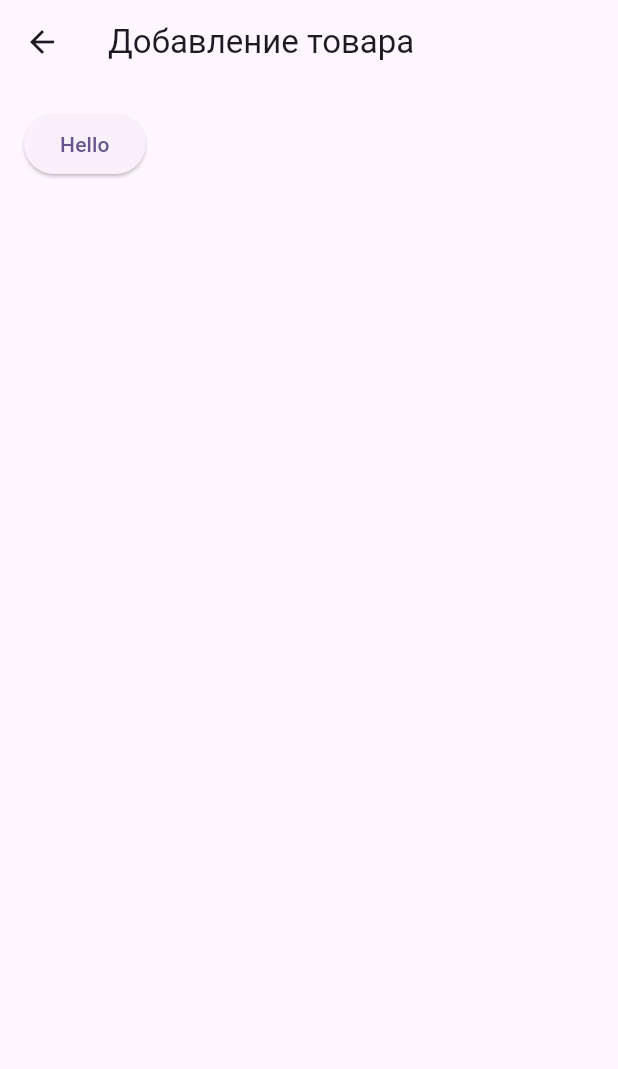
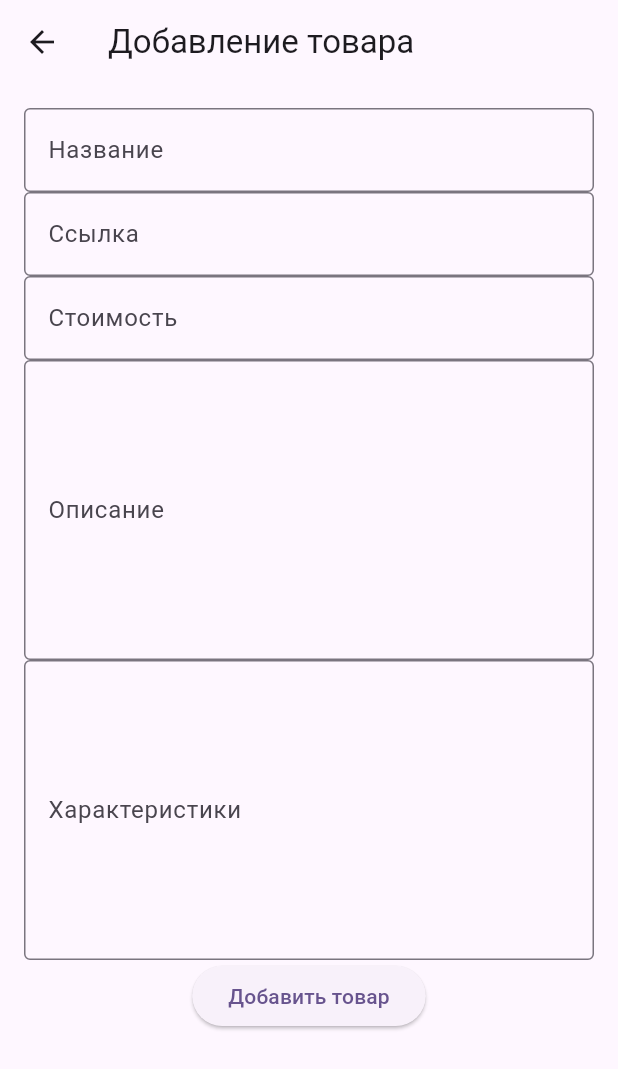
Before and after one commit to ikenchik/pr_pks_4, a Flutter app: the screen it shows after launch, after a tap on the "add box" icon, on a phone screen of 412 x 824 dp. Shown: the top 1069 px of the screen. Run offline on Flutter 3.47's test engine with Material 3 defaults, Android fonts, the phone set to English and light mode, and no system bars; network calls fail.

Commit message:
The basic skeleton of the application and the basic functionality have been developed

```diff
--- a/lib/main.dart
+++ b/lib/main.dart
@@ -17,7 +17,7 @@ class MyApp extends StatelessWidget {
         colorScheme: ColorScheme.fromSeed(seedColor: Colors.deepPurple),
         useMaterial3: true,
       ),
-      home: ProductListScreen(),
+      home: const ProductListScreen(),
     );
   }
 }
--- a/lib/models/product.dart
+++ b/lib/models/product.dart
@@ -1,13 +1,12 @@
 class Product {
-  final int productId;
   final String productTitle;
   final String productImage;
   final int productPrice;
   final String productAbout;
-  final String ?productSpecifications;
+  final String productSpecifications;
 
-  Product({required this.productId, required this.productTitle,
+  Product({required this.productTitle,
     required this.productImage, required this.productAbout,
-    required this.productPrice, this.productSpecifications
+    required this.productPrice, required this.productSpecifications
   });
 }
--- a/lib/pages/add_product_page.dart
+++ b/lib/pages/add_product_page.dart
@@ -1,4 +1,5 @@
 import 'package:flutter/material.dart';
+import 'package:pr_pks_4/models/product.dart';
 
 class addProductPage extends StatefulWidget {
   const addProductPage({super.key});
@@ -8,6 +9,38 @@ class addProductPage extends StatefulWidget {
 }
 
 class _addProductPageState extends State<addProductPage> {
+  final TextEditingController productTitleController = TextEditingController();
+  final TextEditingController productImageController = TextEditingController();
+  final TextEditingController productPriceController = TextEditingController();
+  final TextEditingController productAboutController = TextEditingController();
+  final TextEditingController productSpecificationController = TextEditingController();
+
+  void createProduct() {
+    String productTitle = productTitleController.text;
+    String productImage = productImageController.text;
+    int productPrice = int.tryParse(productPriceController.text) ?? 0;
+    String productAbout = productAboutController.text;
+    String productSpecifications = productSpecificationController.text;
+
+    if (productTitle.isNotEmpty && productImage.isNotEmpty && productPrice > 0 &&
+        productAbout.isNotEmpty && productSpecifications.isNotEmpty){
+      Product product = Product(productTitle: productTitle, productImage: productImage,
+          productAbout: productAbout, productPrice: productPrice,
+          productSpecifications: productSpecifications);
+      Navigator.pop(context, product);
+    }
+  }
+
+  @override
+  void dispose() {
+    productTitleController.dispose();
+    productImageController.dispose();
+    productPriceController.dispose();
+    productAboutController.dispose();
+    productSpecificationController.dispose();
+    super.dispose();
+  }
+
   @override
   Widget build(BuildContext context) {
     return Scaffold(
@@ -18,7 +51,54 @@ class _addProductPageState extends State<addProductPage> {
         padding: const EdgeInsets.all(16.0),
         child: Column(
           children: [
-            ElevatedButton(onPressed: (){}, child: Text('Hello')
+            TextField(
+              controller: productTitleController,
+              decoration: InputDecoration(
+                border: OutlineInputBorder(),
+                hintText: "Введите название товара",
+                labelText: "Название",
+              ),
+              maxLines: 1,
+            ),
+            TextField(
+              controller: productImageController,
+              decoration: InputDecoration(
+                border: OutlineInputBorder(),
+                hintText: "Введите ссылку на изображение",
+                labelText: "Ссылка",
+              ),
+              maxLines: 1,
+            ),
+            TextField(
+              controller: productPriceController,
+              decoration: InputDecoration(
+                border: OutlineInputBorder(),
+                hintText: "Введите стоимость товара",
+                labelText: "Стоимость",
+              ),
+              maxLines: 1,
+            ),
+            TextField(
+              controller: productAboutController,
+              decoration: InputDecoration(
+                border: OutlineInputBorder(),
+                hintText: "Введите описание товара",
+                labelText: "Описание",
+              ),
+              maxLines: 7,
+            ),
+            TextField(
+              controller: productSpecificationController,
+              decoration: InputDecoration(
+                border: OutlineInputBorder(),
+                hintText: "Введите характеристики товара",
+                labelText: "Характеристики",
+              ),
+              maxLines: 7,
+            ),
+            ElevatedButton(
+              onPressed: createProduct,
+              child: Text("Добавить товар"),
             ),
           ],
         ),
--- a/lib/pages/home_page.dart
+++ b/lib/pages/home_page.dart
@@ -1,4 +1,5 @@
 import 'package:flutter/material.dart';
+import 'package:pr_pks_4/components/product_page.dart';
 import 'package:pr_pks_4/models/product.dart';
 import 'package:pr_pks_4/pages/add_product_page.dart';
 
@@ -13,21 +14,15 @@ class ProductListScreen extends StatefulWidget {
 
 class _ProductListScreenState extends State<ProductListScreen> {
   void navigateToAddProductPage(BuildContext context) async{
-    final result = await Navigator.push(context,
+    final Product result = await Navigator.push(context,
       MaterialPageRoute(builder: (context) => const addProductPage()),
     );
 
-    if (result != null && result.isNotEmpty){
+    if (result != null){
       setState(() {
         products.add(result);
       });
     }
-  }
-
-  void _removeProduct(int index){
-    setState(() {
-      products.removeAt(index);
-    });
   }
 
   @override
@@ -37,18 +32,12 @@ class _ProductListScreenState extends State<ProductListScreen> {
         title: const Text("Добавленные товары"),
       ),
       body: products.isEmpty
-        ? const Center(child: Text("Нет добавленных товаров"),)
+          ? const Center(child: Text("Нет добавленных товаров"),)
           : ListView.builder(
-        itemCount: products.length,
-        itemBuilder: (context, index){
-          return ListTile(
-            title: Text(products[index].toString()),
-            trailing: IconButton(
-              icon: const Icon(Icons.delete_outline_outlined),
-              onPressed: () => _removeProduct(index),
-            ),
-          );
-        }
+          itemCount: products.length,
+          itemBuilder: (context, index){
+            return ItemProduct(products: products[index]);
+          }
       ),
       floatingActionButton: FloatingActionButton(
         onPressed: () => navigateToAddProductPage(context),
```
Also changed, not shown: lib/components/product_page.dart (added, +44 -0 lines).
